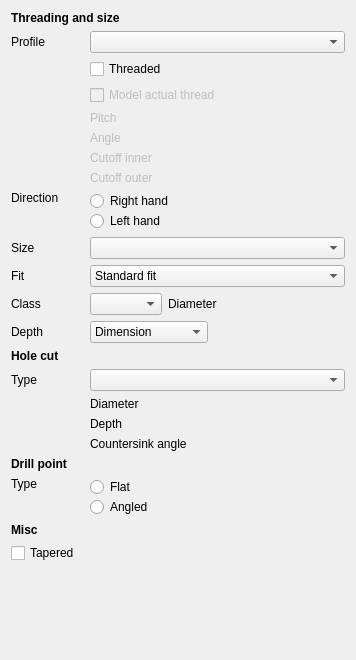
Qt form src/Mod/PartDesign/Gui/TaskHoleParameters.ui (southseact-3d/fcd) before a commit.
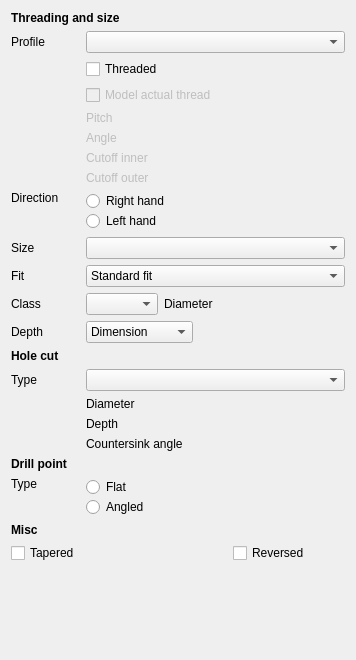
The same form after that commit. Custom widgets are drawn as their Qt base class.

Commit message: [PartDesign Hole] Add reversed checkbox to dialog

Diff of the .ui file:
```diff
--- a/src/Mod/PartDesign/Gui/TaskHoleParameters.ui
+++ b/src/Mod/PartDesign/Gui/TaskHoleParameters.ui
@@ -481,6 +481,13 @@
      </property>
     </widget>
    </item>
+   <item row="21" column="5">
+    <widget class="QCheckBox" name="Reversed">
+     <property name="text">
+      <string>Reversed</string>
+     </property>
+    </widget>
+   </item>
   </layout>
  </widget>
  <customwidgets>
```
The commit also changes 2 other files.
